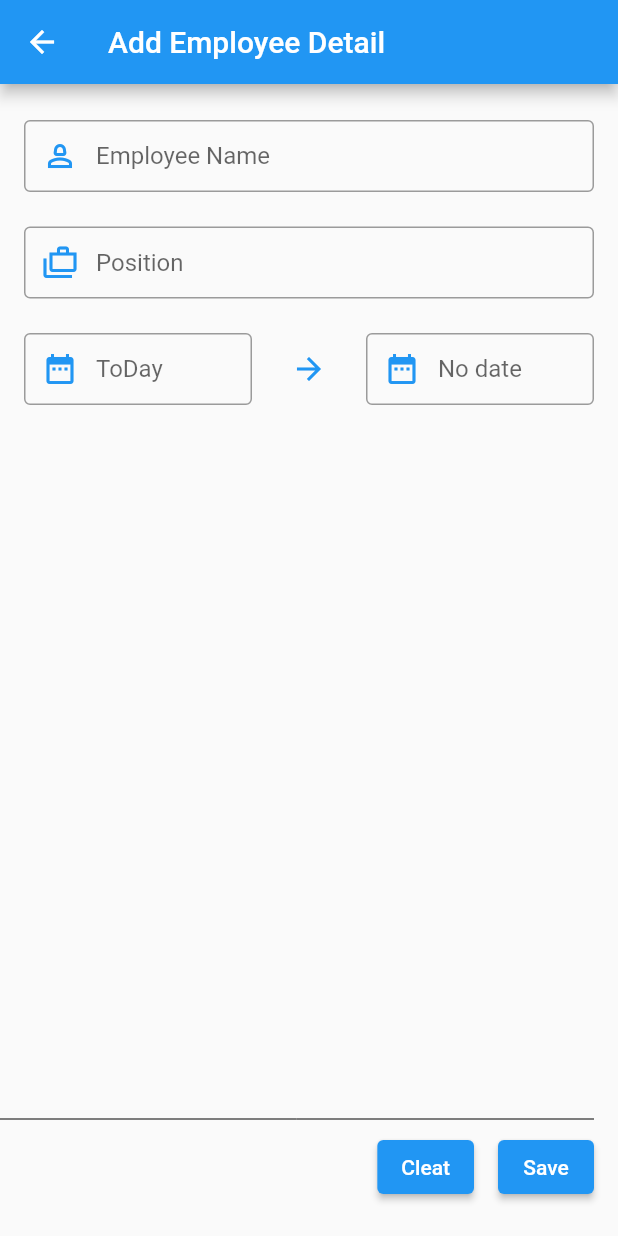
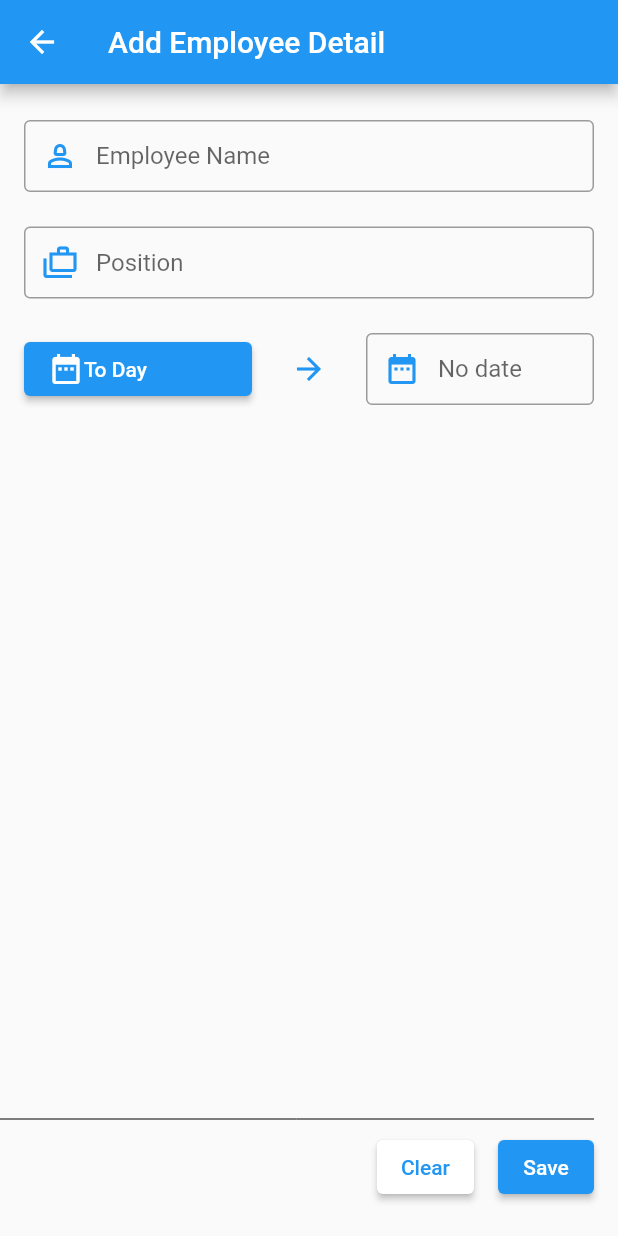
Before and after one commit to Ameen-amn/bloc-learning, a Flutter app: the screen it shows after launch, after a tap on the "add" icon, on a phone screen of 412 x 824 dp. Run offline on Flutter 3.47's test engine with Material 2 defaults, Android fonts, the phone set to English and light mode, and no system bars; our stand-ins replace bloc, flutter_bloc.

```diff
--- /dev/null
+++ b/bloclearn/lib/employee_item/bloc2/employee_bloc.dart
@@ -0,0 +1,22 @@
+import 'dart:async';
+
+import 'package:bloc/bloc.dart';
+import 'package:bloclearn/employee_item/bloc2/employee_events.dart';
+import 'package:bloclearn/employee_item/bloc2/employee_states.dart';
+import '../bloc2/employee_states.dart';
+
+class EmployeeBloc extends Bloc<EmployeeEvent, EmployeeState> {
+  EmployeeBloc() : super(EmployeeInitialState()) {
+    on<EmployeeInitialEvent>(employeeInitialEvent);
+    on<EmployeeSaveEvent>(employeeSaveEvent);
+  }
+
+  FutureOr<void> employeeInitialEvent(
+      EmployeeInitialEvent event, Emitter<EmployeeState> emit) {
+    emit(EmployeeLoading());
+    emit(EmployeeInitialState());
+  }
+
+  FutureOr<void> employeeSaveEvent(
+      EmployeeSaveEvent event, Emitter<EmployeeState> emit) {}
+}
--- a/bloclearn/lib/employee_item/bloc2/employee_events.dart
+++ b/bloclearn/lib/employee_item/bloc2/employee_events.dart
@@ -2,6 +2,9 @@ abstract class EmployeeEvent {
   const EmployeeEvent();
 }
 
+
+class EmployeeInitialEvent extends EmployeeEvent{}
+class EmployeeLoadedEvent extends EmployeeEvent{}
 class EmployeeSaveEvent extends EmployeeEvent{
 
 }
--- a/bloclearn/lib/employee_item/bloc2/employee_states.dart
+++ b/bloclearn/lib/employee_item/bloc2/employee_states.dart
@@ -15,11 +15,12 @@ abstract class EmployeeState {
   } */
       );
 }
+abstract class EmployeeActioSatate extends EmployeeState{}
+class EmployeeLoading extends EmployeeState {
 
-class EmployeeLoading extends EmployeeState {
-  const EmployeeLoading();
 }
-
+class EmployeeInitialState extends EmployeeState{}
+class EmployeeLoadedState extends EmployeeState{}
 class EmployeeError extends EmployeeState {
   final String message;
   const EmployeeError(this.message);
--- a/bloclearn/lib/employee_item/employee_ui/employee_screen.dart
+++ b/bloclearn/lib/employee_item/employee_ui/employee_screen.dart
@@ -1,8 +1,13 @@
+import 'package:bloclearn/employee_item/bloc2/employee_bloc.dart';
+import 'package:bloclearn/employee_item/bloc2/employee_events.dart';
+import 'package:bloclearn/employee_item/bloc2/employee_states.dart';
 import 'package:flutter/material.dart';
+import 'package:flutter_bloc/flutter_bloc.dart';
 
 class EmployeeItemScreen extends StatefulWidget {
   static const routeName = '/EmployeeItemScreen';
-  const EmployeeItemScreen({super.key});
+
+  EmployeeItemScreen({super.key});
 
   @override
   State<EmployeeItemScreen> createState() => _EmployeeItemScreenState();
@@ -10,10 +15,17 @@ class EmployeeItemScreen extends StatefulWidget {
 
 class _EmployeeItemScreenState extends State<EmployeeItemScreen> {
   final _formKey = GlobalKey<FormState>();
+  EmployeeBloc employeeBloc = EmployeeBloc();
   TextEditingController name = TextEditingController();
   TextEditingController position = TextEditingController();
   TextEditingController joiningDate = TextEditingController();
   TextEditingController retirementDate = TextEditingController();
+
+  @override
+  void initState() {
+    employeeBloc.add(EmployeeInitialEvent());
+    super.initState();
+  }
 
   @override
   Widget build(BuildContext context) {
@@ -25,23 +37,44 @@ class _EmployeeItemScreenState extends State<EmployeeItemScreen> {
         height: 70,
         child: Column(
           children: [
-            Divider(
+            const Divider(
               color: Colors.black,
             ),
             Row(
               mainAxisAlignment: MainAxisAlignment.end,
               children: [
-                ElevatedButton(onPressed: () {}, child: Text("Cleat")),
+                ElevatedButton(
+                    style:
+                        ElevatedButton.styleFrom(backgroundColor: Colors.white),
+                    onPressed: () {},
+                    child: const Text(
+                      "Clear",
+                      style: TextStyle(color: Colors.blue),
+                    )),
                 Padding(
                   padding: const EdgeInsets.only(left: 16),
-                  child: ElevatedButton(onPressed: () {}, child: Text("Save")),
+                  child: ElevatedButton(
+                      onPressed: () {
+                        print("save new employee");
+
+                        employeeBloc.add(EmployeeSaveEvent());
+                      },
+                      child: Text("Save")),
                 ),
               ],
             ),
           ],
         ),
       ),
-      body: Column(
+      body: BlocConsumer<EmployeeBloc, EmployeeState>(
+        bloc: EmployeeBloc(),
+        listener: (context, state) {
+          // TODO: implement listener
+        },
+        listenWhen: (previous, current) => current is EmployeeActioSatate,
+        buildWhen: (previous, current) => current is! EmployeeActioSatate,
+        builder: (context, state) {
+          return Column(
             children: [
               Padding(
                 padding: const EdgeInsets.symmetric(
@@ -56,8 +89,8 @@ class _EmployeeItemScreenState extends State<EmployeeItemScreen> {
                         controller: name,
                         decoration: const InputDecoration(
                             contentPadding: EdgeInsets.all(0),
-                        prefixIcon:
-                            Icon(Icons.person_2_outlined, color: Colors.blue),
+                            prefixIcon: Icon(Icons.person_2_outlined,
+                                color: Colors.blue),
                             hintText: "Employee Name",
                             border: OutlineInputBorder()),
                       ),
@@ -67,8 +100,8 @@ class _EmployeeItemScreenState extends State<EmployeeItemScreen> {
                           controller: position,
                           decoration: const InputDecoration(
                               contentPadding: EdgeInsets.all(0),
-                          prefixIcon:
-                              Icon(Icons.cases_outlined, color: Colors.blue),
+                              prefixIcon: Icon(Icons.cases_outlined,
+                                  color: Colors.blue),
                               hintText: "Position",
                               border: OutlineInputBorder()),
                         ),
@@ -77,15 +110,21 @@ class _EmployeeItemScreenState extends State<EmployeeItemScreen> {
                         children: [
                           Expanded(
                             flex: 2,
-                        child: TextFormField(
-                          controller: position,
-                          decoration: const InputDecoration(
-                              contentPadding: EdgeInsets.all(0),
-                              prefixIcon:
-                                  Icon(Icons.date_range, color: Colors.blue),
-                              hintText: "ToDay",
-                              border: OutlineInputBorder()),
-                        ),
+                            child: ElevatedButton(
+                                onPressed: () {
+                                  showDatePicker(
+                                     // builder: (context,child)=>Theme(data: ThemeData().co, child: child),
+                                      context: context,
+                                      initialDate: DateTime.now(),
+                                      firstDate: DateTime(1950),
+                                      lastDate: DateTime(2050));
+                                },
+                                child: Row(
+                                  children: const [
+                                    Icon(Icons.date_range),
+                                    Text('To Day'),
+                                  ],
+                                )),
                           ),
                           const Expanded(
                             flex: 1,
@@ -100,8 +139,8 @@ class _EmployeeItemScreenState extends State<EmployeeItemScreen> {
                               controller: position,
                               decoration: const InputDecoration(
                                   contentPadding: EdgeInsets.all(0),
-                              prefixIcon:
-                                  Icon(Icons.date_range, color: Colors.blue),
+                                  prefixIcon: Icon(Icons.date_range,
+                                      color: Colors.blue),
                                   hintText: "No date",
                                   border: OutlineInputBorder()),
                             ),
@@ -113,6 +152,8 @@ class _EmployeeItemScreenState extends State<EmployeeItemScreen> {
                 ),
               ),
             ],
+          );
+        },
       ),
     );
   }
--- a/bloclearn/lib/employee_list/list_bloc/list_bloc.dart
+++ b/bloclearn/lib/employee_list/list_bloc/list_bloc.dart
@@ -16,18 +16,20 @@ class EmployeeListBloc extends Bloc<EmployeeListEvent, EmployeeListState> {
     on<EmployeeListNavigateEditScreenEvent>(
       employeeListNavigateEditScreenEvent,
     );
+    on<EmployeeListItemDeleteEvent>(employeeListItemDeleteEvent);
   }
 
   FutureOr<void> employeeListInitialEvent(
       EmployeeListInitialEvent event, Emitter<EmployeeListState> emit) async {
     emit(EmployeeListLoadingState());
-    await Future.delayed(Duration(
+    await Future.delayed(const Duration(
       seconds: 2,
     ));
-    emit(EmployeeData.employeeData.length > 0
+    emit(EmployeeData.employeeData.isNotEmpty
         ? EmployeeListLoadedState(
             employeList: EmployeeData.employeeData
                 .map((e) => Employee(
+                      id: e['id'],
                       name: e['name'],
                       position: e['position'],
                       dateOfJoining: e['jdate'],
@@ -50,4 +52,13 @@ class EmployeeListBloc extends Bloc<EmployeeListEvent, EmployeeListState> {
   ) {
     emit(EmployeeListEditPageActionState());
   }
+
+  FutureOr<void> employeeListItemDeleteEvent(
+    EmployeeListItemDeleteEvent event,
+    Emitter<EmployeeListState> emit,
+  ) {
+    //remove the product from  list;
+    //
+    emit(EmployeeListLoadedState(employeList: []));
+  }
 }
--- a/bloclearn/lib/employee_list/list_bloc/list_events.dart
+++ b/bloclearn/lib/employee_list/list_bloc/list_events.dart
@@ -1,11 +1,20 @@
 import 'package:flutter/material.dart';
-
+import '../../model/employee_model.dart';
 @immutable
 abstract class EmployeeListEvent {}
 
-class EmployeeListInitialEvent extends EmployeeListEvent{}
-class EmployeListLoadingEvent extends EmployeeListEvent{}
-class EmployeeListNavigatetoAddScreenEvent extends EmployeeListEvent{}
-class EmployeeListNavigateEditScreenEvent extends EmployeeListEvent{}
-class EmployeeListItemDeleteEvent extends EmployeeListEvent{}
-class EmployeeListItemDeleteUndoEvent extends EmployeeListEvent{}
+class EmployeeListInitialEvent extends EmployeeListEvent {}
+
+class EmployeListLoadingEvent extends EmployeeListEvent {}
+
+class EmployeeListNavigatetoAddScreenEvent extends EmployeeListEvent {}
+
+class EmployeeListNavigateEditScreenEvent extends EmployeeListEvent {}
+
+class EmployeeListItemDeleteEvent extends EmployeeListEvent {
+  final Employee employee;
+
+  EmployeeListItemDeleteEvent({required this.employee});
+}
+
+class EmployeeListItemDeleteUndoEvent extends EmployeeListEvent {}
--- a/bloclearn/lib/employee_list/list_ui/employee_tile.dart
+++ b/bloclearn/lib/employee_list/list_ui/employee_tile.dart
@@ -1,14 +1,42 @@
+import 'package:bloclearn/employee_list/list_bloc/list_bloc.dart';
+import 'package:bloclearn/employee_list/list_bloc/list_events.dart';
 import 'package:flutter/material.dart';
 
 import '../../model/employee_model.dart';
 
 class EmployeeTile extends StatelessWidget {
+  final EmployeeListBloc employeeListBloc;
   final Employee employee;
-  const EmployeeTile({required this.employee, super.key});
+  const EmployeeTile(
+      {required this.employeeListBloc, required this.employee, super.key});
+
+  Widget deletBg() {
+    return Container(
+      alignment: Alignment.centerRight,
+      padding: const EdgeInsets.only(right: 20),
+      color: Colors.red,
+      child: const Icon(
+        Icons.delete,
+        color: Colors.white,
+      ),
+    );
+  }
 
   @override
   Widget build(BuildContext context) {
-    return Padding(
+    return Dismissible(
+      key: Key(employee.id),
+      direction: DismissDirection.endToStart,
+      background: deletBg(),
+      onDismissed: (direction) {
+        employeeListBloc.add(EmployeeListItemDeleteEvent(employee: employee));
+        ScaffoldMessenger.of(context).showSnackBar(SnackBar(
+          action: SnackBarAction(label: 'Undo', onPressed: () {}),
+          duration: const Duration(seconds: 2),
+          content: const Text('Employee Data has been deleted'),
+        ));
+      },
+      child: Padding(
         padding: const EdgeInsets.all(16.0),
         child: ListTile(
           title: Text(employee.name),
@@ -21,6 +49,9 @@ class EmployeeTile extends StatelessWidget {
                   : employee.dateOfJoining + '-' + employee.dateofRetirement)
             ],
           ),
+
+          //contentPadding: EdgeInsets.all(16),
+        ),
       ),
     );
   }
--- a/bloclearn/lib/employee_list/list_ui/home.dart
+++ b/bloclearn/lib/employee_list/list_ui/home.dart
@@ -24,6 +24,7 @@ class _EmployeeListScreenState extends State<EmployeeListScreen> {
     employeeListBloc.add(EmployeeListInitialEvent());
     allList = EmployeeData.employeeData
         .map((e) => Employee(
+              id: e['id'],
               name: e['name'],
               position: e['position'],
               dateOfJoining: e['jdate'],
@@ -114,6 +115,9 @@ class _EmployeeListScreenState extends State<EmployeeListScreen> {
                 },
                 child: const Icon(Icons.add),
               ),
+              bottomNavigationBar: Container(
+                child:  Text("Swipe left to delete"),
+              ),
               body: Column(
                 children: [
                   Visibility(
@@ -122,7 +126,19 @@ class _EmployeeListScreenState extends State<EmployeeListScreen> {
                     child: Expanded(
                       child: Column(
                         children: [
-                          Text("Current Employee"),
+                          Container(
+                            width: double.infinity,
+                            padding: const EdgeInsets.all(16),
+                            color: const Color(0xffE5E5E5),
+                            child: const Text(
+                              "Current Employees",
+                              style: TextStyle(
+                                  fontSize: 16,
+                                  fontWeight: FontWeight.w500,
+                                  fontStyle: FontStyle.normal,
+                                  color: Color(0xff1DA1F2)),
+                            ),
+                          ),
                           Expanded(
                             child: ListView.builder(
                                 itemCount: _current.length,
@@ -130,9 +146,10 @@ class _EmployeeListScreenState extends State<EmployeeListScreen> {
                                   /* if (successState
                                           .employeList[i].dateofRetirement ==
                                       'No Date') { */
-                                  return EmployeeTile(employee: _current[i]);
+                                  return EmployeeTile(
+                                    employeeListBloc: employeeListBloc,
+                                    employee: _current[i]);
                                   // }
-                                  print("object $i");
                                 }),
                           ),
                         ],
@@ -146,7 +163,19 @@ class _EmployeeListScreenState extends State<EmployeeListScreen> {
                       height: 400,
                       child: Column(
                         children: [
-                          Text("Previous Employee"),
+                          Container(
+                            width: double.infinity,
+                            padding: const EdgeInsets.all(16),
+                            color: const Color(0xffE5E5E5),
+                            child: const Text(
+                              "Previous Employees",
+                              style: TextStyle(
+                                  fontSize: 16,
+                                  fontWeight: FontWeight.w500,
+                                  fontStyle: FontStyle.normal,
+                                  color: Color(0xff1DA1F2)),
+                            ),
+                          ),
                           Expanded(
                             child: ListView.builder(
                                 itemCount: _previous.length,
@@ -154,7 +183,9 @@ class _EmployeeListScreenState extends State<EmployeeListScreen> {
                                   /* if (successState
                                           .employeList[i].dateofRetirement !=
                                       'No Date') { */
-                                  return EmployeeTile(employee: _previous[i]);
+                                  return EmployeeTile(
+                                    employeeListBloc: employeeListBloc,
+                                    employee: _previous[i]);
                                   // }
                                   print(i);
                                 }),
--- a/bloclearn/lib/main.dart
+++ b/bloclearn/lib/main.dart
@@ -1,8 +1,10 @@
 import 'package:flutter/material.dart';
 import 'package:flutter_bloc/flutter_bloc.dart';
+
+import './employee_item/employee_ui/employee_screen.dart';
 import './employee_list/list_bloc/list_bloc.dart';
 import './employee_list/list_ui/home.dart';
-import './employee_item/employee_ui/employee_screen.dart';
+
 void main() {
   runApp(const MyApp());
 }
@@ -28,13 +30,14 @@ class MyApp extends StatelessWidget {
           primarySwatch: Colors.blue,
         ),
         routes: {
-          '/':(ctx)=>const EmployeeListScreen(),
-          EmployeeItemScreen.routeName:(_)=>const EmployeeItemScreen()
+          '/': (ctx) => const EmployeeListScreen(),
+          EmployeeItemScreen.routeName: (_) => EmployeeItemScreen()
         },
       ),
     );
   }
 }
+
 /*
 class MyHomePage extends StatefulWidget {
   const MyHomePage({super.key});
--- a/bloclearn/lib/model/employee_model.dart
+++ b/bloclearn/lib/model/employee_model.dart
@@ -1,9 +1,11 @@
 class Employee {
+  final String id;
   final String name;
   final String position;
   final String dateOfJoining;
   final String dateofRetirement;
   const Employee({
+    required this.id,
     required this.name,
     required this.position,
     required this.dateOfJoining,
```
Lines whose indentation alone changed are shown as unchanged.
